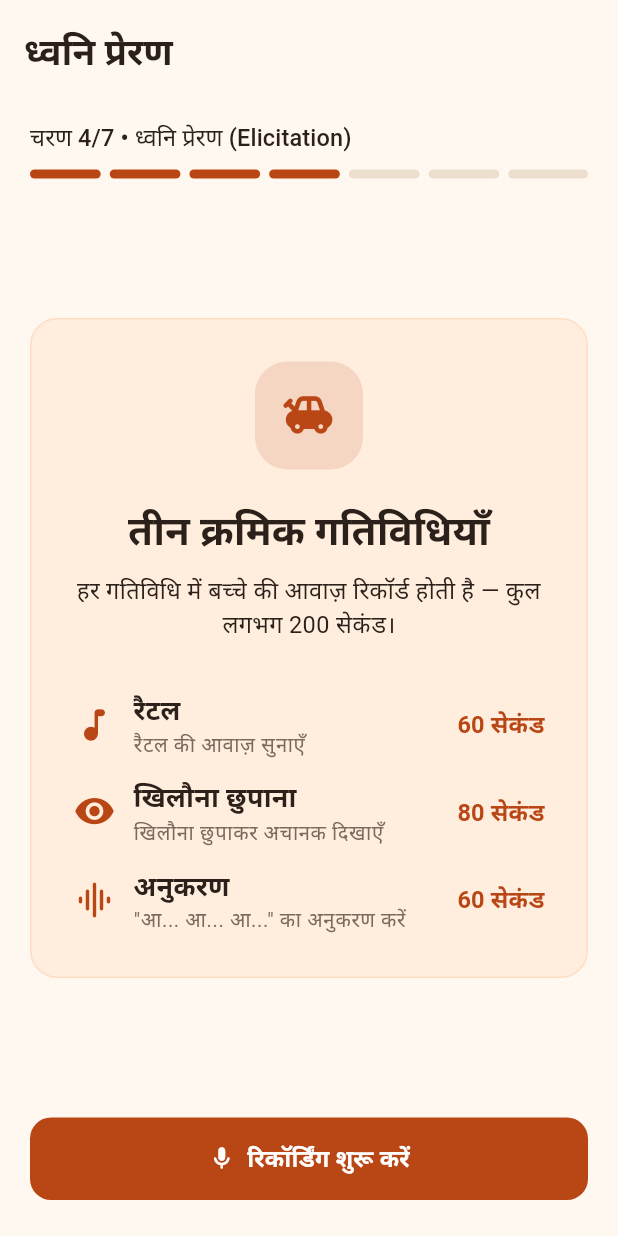
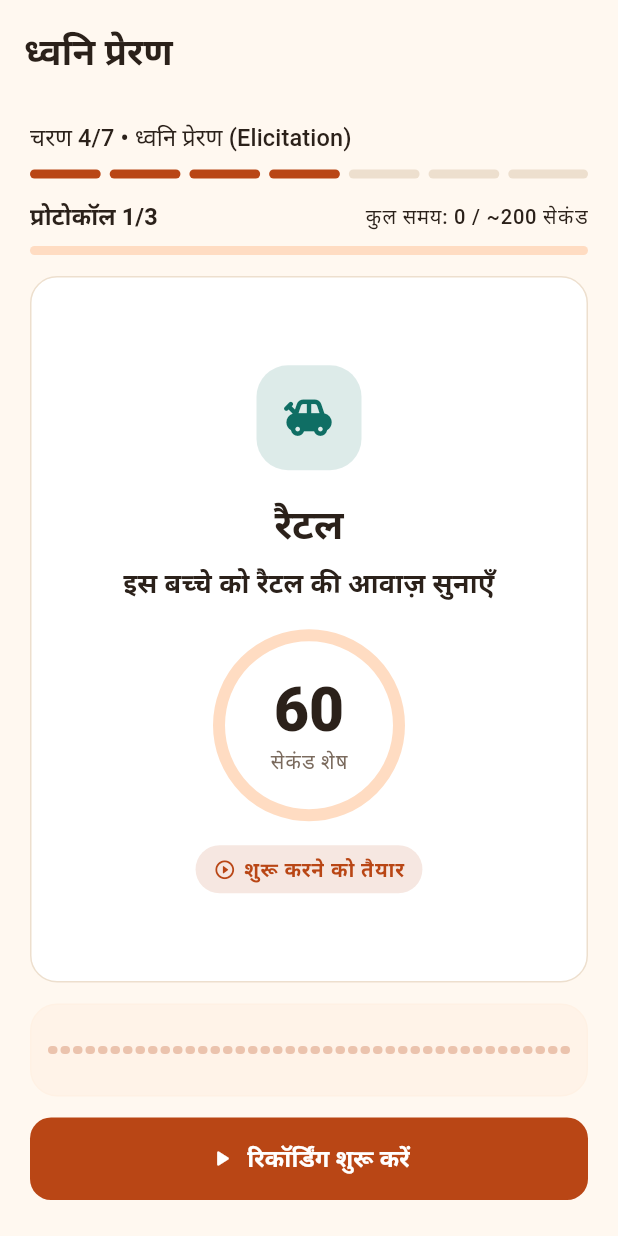
Before and after one commit to ProjectEarlyEcho/EarlyEchoApp, a Flutter app: the ElicitationScreen screen opened by its route, on a phone screen of 412 x 824 dp. Run offline on Flutter 3.47's test engine with Material 3 defaults, Android fonts, the phone set to English and light mode, and no system bars; our stand-ins replace flutter_riverpod, go_router, just_audio, sqflite, supabase_flutter; accounts and stored records are empty.

Commit message:
feat: build guided elicitation protocol sequence
Sequencing lives in a timer-free ElicitationController so tests drive the countdown with simulated ticks; the screen supplies a periodic ticker, per-protocol Hindi audio via the injectable player, and routes to /processing once the timings land on the session.

Signed-off-by: Mathew Joseph <mathewjosephparakka@gmail.com>

```diff
--- /dev/null
+++ b/lib/presentation/screens/elicitation/elicitation_controller.dart
@@ -0,0 +1,137 @@
+import 'package:flutter_riverpod/flutter_riverpod.dart';
+
+import 'protocol_card.dart';
+
+/// Snapshot of the guided elicitation sequence.
+///
+/// The worker taps to start each protocol; [tick] then counts down one
+/// second at a time until the protocol's duration elapses, at which point
+/// the sequence auto-advances to the next card (idle again) — or marks
+/// [completed] after the third.
+class ElicitationState {
+  const ElicitationState({
+    this.protocolIndex = 0,
+    this.elapsedSeconds = 0,
+    this.running = false,
+    this.completed = false,
+    this.timings = const [],
+  });
+
+  /// Index into [elicitationProtocols] (0 = rattle, 1 = toy hide, 2 = imitate).
+  final int protocolIndex;
+
+  /// Seconds counted down within the current protocol.
+  final int elapsedSeconds;
+
+  /// The countdown is actively ticking for the current protocol.
+  final bool running;
+
+  /// All three protocols have run to completion.
+  final bool completed;
+
+  /// §5.1 `protocol_timings` entries for finished protocols —
+  /// `[{'protocol': 'rattle', 'start_ms': 0, 'end_ms': 60000}, ...]` with
+  /// cumulative millisecond offsets from the start of the sequence.
+  final List<Map<String, Object>> timings;
+
+  ElicitationProtocol get current => elicitationProtocols[protocolIndex];
+
+  /// Seconds left on the current protocol's countdown.
+  int get remainingSeconds => (current.durationSeconds - elapsedSeconds).clamp(
+    0,
+    current.durationSeconds,
+  );
+
+  /// Total seconds elapsed across the whole sequence, used for the
+  /// overall progress bar (~200 s at full duration).
+  int get overallElapsedSeconds =>
+      _offsetSeconds(protocolIndex) + elapsedSeconds;
+
+  /// Planned start offset (seconds) of the protocol at [index].
+  static int _offsetSeconds(int index) {
+    var total = 0;
+    for (var i = 0; i < index; i++) {
+      total += elicitationProtocols[i].durationSeconds;
+    }
+    return total;
+  }
+
+  ElicitationState copyWith({
+    int? protocolIndex,
+    int? elapsedSeconds,
+    bool? running,
+    bool? completed,
+    List<Map<String, Object>>? timings,
+  }) {
+    return ElicitationState(
+      protocolIndex: protocolIndex ?? this.protocolIndex,
+      elapsedSeconds: elapsedSeconds ?? this.elapsedSeconds,
+      running: running ?? this.running,
+      completed: completed ?? this.completed,
+      timings: timings ?? this.timings,
+    );
+  }
+}
+
+/// Sequencing/countdown logic for the three timed protocols.
+///
+/// Holds no timers itself: the widget drives [tick] from a periodic
+/// one-second timer, so tests can simulate the entire countdown by calling
+/// [tick] directly — no wall-clock waits needed.
+class ElicitationController extends StateNotifier<ElicitationState> {
+  ElicitationController() : super(const ElicitationState());
+
+  /// Worker tapped "start" for the current protocol. Ignored while a
+  /// countdown is already running or the sequence is complete.
+  void start() {
+    if (state.running || state.completed) return;
+    state = state.copyWith(running: true);
+  }
+
+  /// One second of countdown. No-ops while idle so the driver timer can
+  /// fire unconditionally.
+  void tick() {
+    if (!state.running || state.completed) return;
+    final protocol = state.current;
+    final elapsed = state.elapsedSeconds + 1;
+    if (elapsed < protocol.durationSeconds) {
+      state = state.copyWith(elapsedSeconds: elapsed);
+      return;
+    }
+
+    // Protocol finished — stamp its contract window (cumulative offsets,
+    // e.g. toy_hide runs 60000–140000 ms) and move on.
+    final startMs = ElicitationState._offsetSeconds(state.protocolIndex) * 1000;
+    final timings = [
+      ...state.timings,
+      <String, Object>{
+        'protocol': protocol.key,
+        'start_ms': startMs,
+        'end_ms': startMs + protocol.durationSeconds * 1000,
+      },
+    ];
+
+    if (state.protocolIndex >= elicitationProtocols.length - 1) {
+      state = state.copyWith(
+        elapsedSeconds: protocol.durationSeconds,
+        running: false,
+        completed: true,
+        timings: timings,
+      );
+    } else {
+      state = state.copyWith(
+        protocolIndex: state.protocolIndex + 1,
+        elapsedSeconds: 0,
+        running: false,
+        timings: timings,
+      );
+    }
+  }
+}
+
+/// Per-screen controller; auto-disposed so revisiting the route restarts
+/// the guided sequence cleanly.
+final elicitationControllerProvider =
+    StateNotifierProvider.autoDispose<ElicitationController, ElicitationState>(
+      (ref) => ElicitationController(),
+    );
--- a/lib/presentation/screens/elicitation/elicitation_screen.dart
+++ b/lib/presentation/screens/elicitation/elicitation_screen.dart
@@ -1,21 +1,101 @@
+import 'dart:async';
+import 'dart:math' as math;
+
 import 'package:flutter/material.dart';
+import 'package:flutter_riverpod/flutter_riverpod.dart';
 import 'package:go_router/go_router.dart';
 
 import '../../../core/constants.dart';
+import '../../../services/elicitation_audio_service.dart';
+import '../../providers/session_provider.dart';
 import '../../widgets/app_ui.dart';
+import 'elicitation_controller.dart';
+import 'protocol_card.dart';
 
 /// Step 4 of the screening flow — the three timed elicitation protocols.
 ///
-/// Placeholder for Phase 5; protocol timers, pictograms and Hindi audio
-/// instructions land there. The durations shown come straight from
-/// [EarlyEchoConstants] so the worker-facing copy can never drift from the
-/// protocol contract.
-class ElicitationScreen extends StatelessWidget {
+/// Walks the worker through rattle → toy hide/reveal → "aaa" imitation,
+/// one [ProtocolCard] at a time. The worker taps to start each protocol;
+/// [ElicitationController.tick] then counts down once per second (driven
+/// by a single periodic timer) and auto-advances to the next card. When
+/// the third protocol completes, the recorded `protocol_timings` land on
+/// [sessionProvider] and the flow moves to `/processing`.
+class ElicitationScreen extends ConsumerStatefulWidget {
   const ElicitationScreen({super.key});
 
   @override
+  ConsumerState<ElicitationScreen> createState() => _ElicitationScreenState();
+}
+
+class _ElicitationScreenState extends ConsumerState<ElicitationScreen> {
+  /// One periodic timer drives the countdown; [ElicitationController.tick]
+  /// is a no-op while a protocol is idle, so it can fire unconditionally.
+  Timer? _tickTimer;
+
+  ElicitationAudioPlayer? _audio;
+
+  /// Lazily resolved so the field can also be stopped from [dispose]
+  /// without reading providers during teardown.
+  ElicitationAudioPlayer get _player {
+    final existing = _audio;
+    if (existing != null) return existing;
+    final created = ref.read(elicitationAudioPlayerProvider);
+    _audio = created;
+    return created;
+  }
+
+  @override
+  void initState() {
+    super.initState();
+    _tickTimer = Timer.periodic(const Duration(seconds: 1), (_) {
+      ref.read(elicitationControllerProvider.notifier).tick();
+    });
+  }
+
+  /// Starts the current protocol's countdown and plays its spoken Hindi
+  /// instruction. Playback is best-effort — the on-screen instruction is
+  /// the fallback when audio is unavailable.
+  Future<void> _startProtocol() async {
+    final state = ref.read(elicitationControllerProvider);
+    if (state.running || state.completed) return;
+    ref.read(elicitationControllerProvider.notifier).start();
+    try {
+      await _player.playFor(state.current.key);
+    } catch (_) {
+      // Visual instruction stays on screen; audio failure never blocks.
+    }
+  }
+
+  Future<void> _replayInstruction() async {
+    final key = ref.read(elicitationControllerProvider).current.key;
+    try {
+      await _player.playFor(key);
+    } catch (_) {
+      // Same tolerance as _startProtocol.
+    }
+  }
+
+  @override
+  void dispose() {
+    _tickTimer?.cancel();
+    unawaited(_audio?.stop());
+    super.dispose();
+  }
+
+  @override
   Widget build(BuildContext context) {
+    // When the sequence completes, hand the §5.1 capture windows to the
+    // session and move on to analysis.
+    ref.listen<ElicitationState>(elicitationControllerProvider, (prev, next) {
+      if (!next.completed || (prev?.completed ?? false)) return;
+      _tickTimer?.cancel();
+      ref.read(sessionProvider.notifier).recordProtocolTimings(next.timings);
+      context.push('/processing');
+    });
+
+    final state = ref.watch(elicitationControllerProvider);
     final scheme = Theme.of(context).colorScheme;
+
     return Scaffold(
       appBar: AppBar(title: const Text('ध्वनि प्रेरण')),
       body: SafeArea(
@@ -30,66 +110,92 @@ class ElicitationScreen extends StatelessWidget {
                 total: 7,
                 label: 'चरण 4/7 • ध्वनि प्रेरण (Elicitation)',
               ),
-              const SizedBox(height: 16),
+              const SizedBox(height: 14),
+              Row(
+                children: [
                   Expanded(
-                child: Center(
-                  child: SingleChildScrollView(
-                    child: AppSurface(
-                      color: scheme.primaryContainer.withValues(alpha: 0.4),
-                      borderColor: scheme.primaryContainer,
-                      padding: const EdgeInsets.all(28),
-                      child: Column(
-                        children: [
-                          AppIconBadge(
-                            icon: Icons.toys_rounded,
-                            color: scheme.primary,
-                            size: 72,
+                    child: Text(
+                      'प्रोटोकॉल ${state.protocolIndex + 1}/3',
+                      style: Theme.of(context).textTheme.titleSmall,
                     ),
-                          const SizedBox(height: 22),
+                  ),
                   Text(
-                            'तीन क्रमिक गतिविधियाँ',
-                            textAlign: TextAlign.center,
-                            style: Theme.of(context).textTheme.headlineSmall,
+                    'कुल समय: ${state.overallElapsedSeconds} / '
+                    '~${EarlyEchoConstants.elicitationTotalSeconds} सेकंड',
+                    style: Theme.of(context).textTheme.labelMedium?.copyWith(
+                      color: scheme.onSurfaceVariant,
                     ),
-                          const SizedBox(height: 10),
-                          Text(
-                            'हर गतिविधि में बच्चे की आवाज़ रिकॉर्ड होती है — कुल '
-                            'लगभग ${EarlyEchoConstants.elicitationTotalSeconds} '
-                            'सेकंड।',
-                            textAlign: TextAlign.center,
-                            style: Theme.of(context).textTheme.bodyMedium,
-                          ),
-                          const SizedBox(height: 20),
-                          const _ProtocolRow(
-                            icon: Icons.music_note_rounded,
-                            title: 'रैटल',
-                            subtitle: 'रैटल की आवाज़ सुनाएँ',
-                            seconds: EarlyEchoConstants.rattleProtocolSeconds,
-                          ),
-                          const _ProtocolRow(
-                            icon: Icons.visibility_rounded,
-                            title: 'खिलौना छुपाना',
-                            subtitle: 'खिलौना छुपाकर अचानक दिखाएँ',
-                            seconds: EarlyEchoConstants.toyHideProtocolSeconds,
-                          ),
-                          const _ProtocolRow(
-                            icon: Icons.graphic_eq_rounded,
-                            title: 'अनुकरण',
-                            subtitle: '"आ... आ... आ..." का अनुकरण करें',
-                            seconds:
-                                EarlyEchoConstants.imitationProtocolSeconds,
                   ),
                 ],
               ),
+              const SizedBox(height: 8),
+              LinearProgressIndicator(
+                value:
+                    (state.overallElapsedSeconds /
+                            EarlyEchoConstants.elicitationTotalSeconds)
+                        .clamp(0.0, 1.0),
+                minHeight: 6,
+                borderRadius: BorderRadius.circular(99),
+              ),
+              const SizedBox(height: 14),
+              Expanded(
+                child: ProtocolCard(
+                  protocol: state.current,
+                  elapsedSeconds: state.elapsedSeconds,
+                  running: state.running,
+                  onReplayInstruction: state.running
+                      ? _replayInstruction
+                      : null,
                 ),
               ),
+              const SizedBox(height: 14),
+              _WaveformBars(
+                active: state.running,
+                seed: state.overallElapsedSeconds,
+              ),
+              const SizedBox(height: 14),
+              if (state.completed)
+                Padding(
+                  padding: const EdgeInsets.only(bottom: 4),
+                  child: Row(
+                    mainAxisAlignment: MainAxisAlignment.center,
+                    children: [
+                      Icon(
+                        Icons.check_circle_outline_rounded,
+                        size: 18,
+                        color: scheme.primary,
+                      ),
+                      const SizedBox(width: 6),
+                      Flexible(
+                        child: Text(
+                          'सभी गतिविधियाँ पूर्ण — विश्लेषण की ओर बढ़ रहे हैं…',
+                          textAlign: TextAlign.center,
+                          style: Theme.of(context).textTheme.labelLarge
+                              ?.copyWith(color: scheme.primary),
                         ),
                       ),
-              const SizedBox(height: 16),
+                    ],
+                  ),
+                )
+              else if (state.running)
+                Padding(
+                  padding: const EdgeInsets.only(bottom: 4),
+                  child: Text(
+                    'रिकॉर्डिंग चल रही है — गतिविधि जारी रखें, टाइमर अपने '
+                    'आप आगे बढ़ेगा।',
+                    textAlign: TextAlign.center,
+                    style: Theme.of(context).textTheme.bodySmall,
+                  ),
+                )
+              else
                 FilledButton.icon(
-                onPressed: () => context.push('/processing'),
-                icon: const Icon(Icons.mic_rounded),
-                label: const Text('रिकॉर्डिंग शुरू करें'),
+                  onPressed: _startProtocol,
+                  icon: const Icon(Icons.play_arrow_rounded),
+                  label: Text(
+                    state.protocolIndex == 0
+                        ? 'रिकॉर्डिंग शुरू करें'
+                        : 'अगली गतिविधि शुरू करें',
+                  ),
                 ),
             ],
           ),
@@ -99,45 +205,52 @@ class ElicitationScreen extends StatelessWidget {
   }
 }
 
-class _ProtocolRow extends StatelessWidget {
-  const _ProtocolRow({
-    required this.icon,
-    required this.title,
-    required this.subtitle,
-    required this.seconds,
-  });
+/// Decorative waveform placeholder — real microphone levels land with the
+/// native capture pipeline. Bar heights follow a sine curve seeded by the
+/// elapsed seconds, so it animates once per tick without a perpetual
+/// animation that would block tests.
+class _WaveformBars extends StatelessWidget {
+  const _WaveformBars({required this.active, required this.seed});
 
-  final IconData icon;
-  final String title;
-  final String subtitle;
-  final int seconds;
+  final bool active;
+  final int seed;
+
+  static const _barCount = 42;
 
   @override
   Widget build(BuildContext context) {
     final scheme = Theme.of(context).colorScheme;
-    return Padding(
-      padding: const EdgeInsets.only(top: 12),
+    return Semantics(
+      label: active ? 'रिकॉर्डिंग तरंग सक्रिय' : 'रिकॉर्डिंग तरंग रुकी हुई',
+      child: AppSurface(
+        color: scheme.surfaceContainerHighest.withValues(alpha: 0.7),
+        borderColor: scheme.surfaceContainerHighest,
+        padding: const EdgeInsets.symmetric(horizontal: 10, vertical: 8),
+        child: SizedBox(
+          height: 44,
           child: Row(
-        children: [
-          Icon(icon, color: scheme.primary, size: 28),
-          const SizedBox(width: 12),
-          Expanded(
-            child: Column(
-              crossAxisAlignment: CrossAxisAlignment.start,
-              children: [
-                Text(title, style: Theme.of(context).textTheme.titleMedium),
-                Text(subtitle, style: Theme.of(context).textTheme.bodySmall),
-              ],
+            crossAxisAlignment: CrossAxisAlignment.center,
+            children: List.generate(_barCount, (index) {
+              final level = active
+                  ? 0.12 +
+                        0.88 * (0.5 + 0.5 * math.sin(seed * 2.4 + index * 0.55))
+                  : 0.04;
+              return Expanded(
+                child: AnimatedContainer(
+                  duration: const Duration(milliseconds: 350),
+                  margin: const EdgeInsets.symmetric(horizontal: 1),
+                  height: 4 + (level * 32),
+                  decoration: BoxDecoration(
+                    color: scheme.primary.withValues(
+                      alpha: active ? 0.85 : 0.28,
+                    ),
+                    borderRadius: BorderRadius.circular(4),
                   ),
                 ),
-          const SizedBox(width: 8),
-          Text(
-            '$seconds सेकंड',
-            style: Theme.of(
-              context,
-            ).textTheme.titleSmall?.copyWith(color: scheme.primary),
+              );
+            }),
           ),
-        ],
+        ),
       ),
     );
   }
--- /dev/null
+++ b/lib/presentation/screens/elicitation/protocol_card.dart
@@ -0,0 +1,168 @@
+import 'package:flutter/material.dart';
+
+import '../../../core/constants.dart';
+import '../../widgets/app_ui.dart';
+
+/// One timed elicitation activity from the screening protocol.
+///
+/// [key] is the contract key recorded into `protocol_timings` and used to
+/// pick the bundled Hindi instruction clip (`rattle`, `toy_hide`,
+/// `imitate`). [instruction] is the exact worker-facing Hindi prompt.
+class ElicitationProtocol {
+  const ElicitationProtocol({
+    required this.key,
+    required this.title,
+    required this.instruction,
+    required this.icon,
+    required this.durationSeconds,
+  });
+
+  final String key;
+  final String title;
+  final String instruction;
+  final IconData icon;
+  final int durationSeconds;
+}
+
+/// The three sequential protocols — rattle, toy hide/reveal, "aaa"
+/// imitation — in screening order. Durations come straight from
+/// [EarlyEchoConstants] so the UI can never drift from the contract.
+const elicitationProtocols = <ElicitationProtocol>[
+  ElicitationProtocol(
+    key: 'rattle',
+    title: 'रैटल',
+    instruction: 'इस बच्चे को रैटल की आवाज़ सुनाएँ',
+    icon: Icons.toys_rounded,
+    durationSeconds: EarlyEchoConstants.rattleProtocolSeconds,
+  ),
+  ElicitationProtocol(
+    key: 'toy_hide',
+    title: 'खिलौना छुपाना',
+    instruction: 'यह रहा! यह रहा खिलौना!',
+    icon: Icons.visibility_rounded,
+    durationSeconds: EarlyEchoConstants.toyHideProtocolSeconds,
+  ),
+  ElicitationProtocol(
+    key: 'imitate',
+    title: 'अनुकरण',
+    instruction: 'आ... आ... आ...',
+    icon: Icons.record_voice_over_rounded,
+    durationSeconds: EarlyEchoConstants.imitationProtocolSeconds,
+  ),
+];
+
+/// Card for the currently active protocol — pictogram, the Hindi
+/// instruction, an explicit countdown, and a status pill.
+class ProtocolCard extends StatelessWidget {
+  const ProtocolCard({
+    super.key,
+    required this.protocol,
+    required this.elapsedSeconds,
+    required this.running,
+    this.onReplayInstruction,
+  });
+
+  final ElicitationProtocol protocol;
+  final int elapsedSeconds;
+  final bool running;
+
+  /// Replays the spoken Hindi instruction; hidden when null.
+  final VoidCallback? onReplayInstruction;
+
+  @override
+  Widget build(BuildContext context) {
+    final scheme = Theme.of(context).colorScheme;
+    final remaining = (protocol.durationSeconds - elapsedSeconds).clamp(
+      0,
+      protocol.durationSeconds,
+    );
+    final progress = (elapsedSeconds / protocol.durationSeconds).clamp(
+      0.0,
+      1.0,
+    );
+    return AppSurface(
+      color: scheme.surface,
+      padding: const EdgeInsets.all(28),
+      child: LayoutBuilder(
+        builder: (context, constraints) => SingleChildScrollView(
+          child: ConstrainedBox(
+            constraints: BoxConstraints(minHeight: constraints.maxHeight),
+            child: Column(
+              mainAxisAlignment: MainAxisAlignment.center,
+              children: [
+                AppIconBadge(
+                  icon: protocol.icon,
+                  color: scheme.secondary,
+                  size: 70,
+                ),
+                const SizedBox(height: 18),
+                Text(
+                  protocol.title,
+                  textAlign: TextAlign.center,
+                  style: Theme.of(context).textTheme.headlineSmall,
+                ),
+                const SizedBox(height: 8),
+                Text(
+                  protocol.instruction,
+                  textAlign: TextAlign.center,
+                  style: Theme.of(context).textTheme.titleMedium,
+                ),
+                if (onReplayInstruction != null) ...[
+                  const SizedBox(height: 8),
+                  TextButton.icon(
+                    onPressed: onReplayInstruction,
+                    icon: const Icon(Icons.replay_rounded, size: 18),
+                    label: const Text('निर्देश फिर सुनाएँ'),
+                  ),
+                ],
+                const SizedBox(height: 20),
+                SizedBox(
+                  width: 120,
+                  height: 120,
+                  child: Stack(
+                    alignment: Alignment.center,
+                    children: [
+                      SizedBox(
+                        width: 120,
+                        height: 120,
+                        child: CircularProgressIndicator(
+                          value: progress,
+                          strokeWidth: 8,
+                          strokeCap: StrokeCap.round,
+                          backgroundColor: scheme.primaryContainer,
+                        ),
+                      ),
+                      Column(
+                        mainAxisSize: MainAxisSize.min,
+                        children: [
+                          Text(
+                            '$remaining',
+                            style: Theme.of(context).textTheme.displaySmall,
+                          ),
+                          Text(
+                            'सेकंड शेष',
+                            style: Theme.of(context).textTheme.bodySmall,
+                          ),
+                        ],
+                      ),
+                    ],
+                  ),
+                ),
+                const SizedBox(height: 20),
+                AppPill(
+                  label: running
+                      ? 'रिकॉर्डिंग चल रही है'
+                      : 'शुरू करने को तैयार',
+                  color: running ? const Color(0xFFC43D42) : scheme.primary,
+                  icon: running
+                      ? Icons.fiber_manual_record_rounded
+                      : Icons.play_circle_outline_rounded,
+                ),
+              ],
+            ),
+          ),
+        ),
+      ),
+    );
+  }
+}
--- a/lib/presentation/widgets/app_ui.dart
+++ b/lib/presentation/widgets/app_ui.dart
@@ -119,6 +119,47 @@ class AppStepIndicator extends StatelessWidget {
   }
 }
 
+/// Small tinted status pill with an optional leading icon.
+class AppPill extends StatelessWidget {
+  const AppPill({
+    super.key,
+    required this.label,
+    required this.color,
+    this.icon,
+  });
+
+  final String label;
+  final Color color;
+  final IconData? icon;
+
+  @override
+  Widget build(BuildContext context) {
+    return Container(
+      padding: const EdgeInsets.symmetric(horizontal: 12, vertical: 7),
+      decoration: BoxDecoration(
+        color: color.withValues(alpha: 0.13),
+        borderRadius: BorderRadius.circular(99),
+      ),
+      child: Row(
+        mainAxisSize: MainAxisSize.min,
+        children: [
+          if (icon != null) ...[
+            Icon(icon, size: 15, color: color),
+            const SizedBox(width: 5),
+          ],
+          Text(
+            label,
+            style: Theme.of(context).textTheme.labelMedium?.copyWith(
+              color: color,
+              fontWeight: FontWeight.w800,
+            ),
+          ),
+        ],
+      ),
+    );
+  }
+}
+
 /// Icon inside a softly tinted rounded square.
 class AppIconBadge extends StatelessWidget {
   const AppIconBadge({
```
Also changed, not shown: 4 other files. Lines whose indentation alone changed are shown as unchanged.
